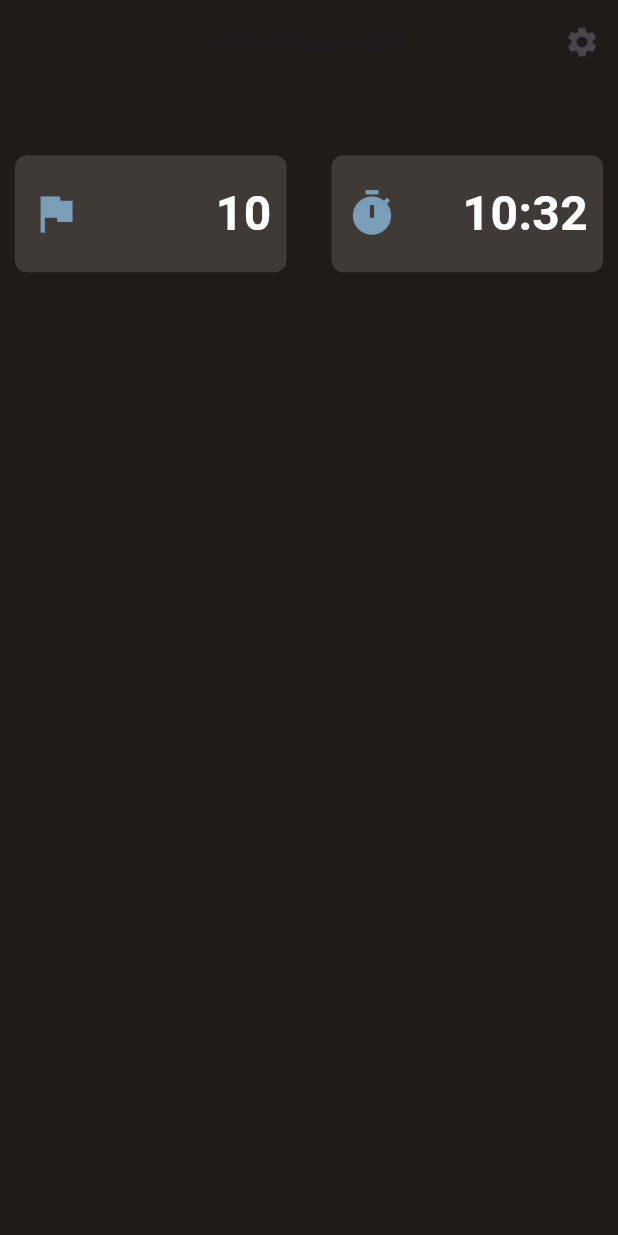
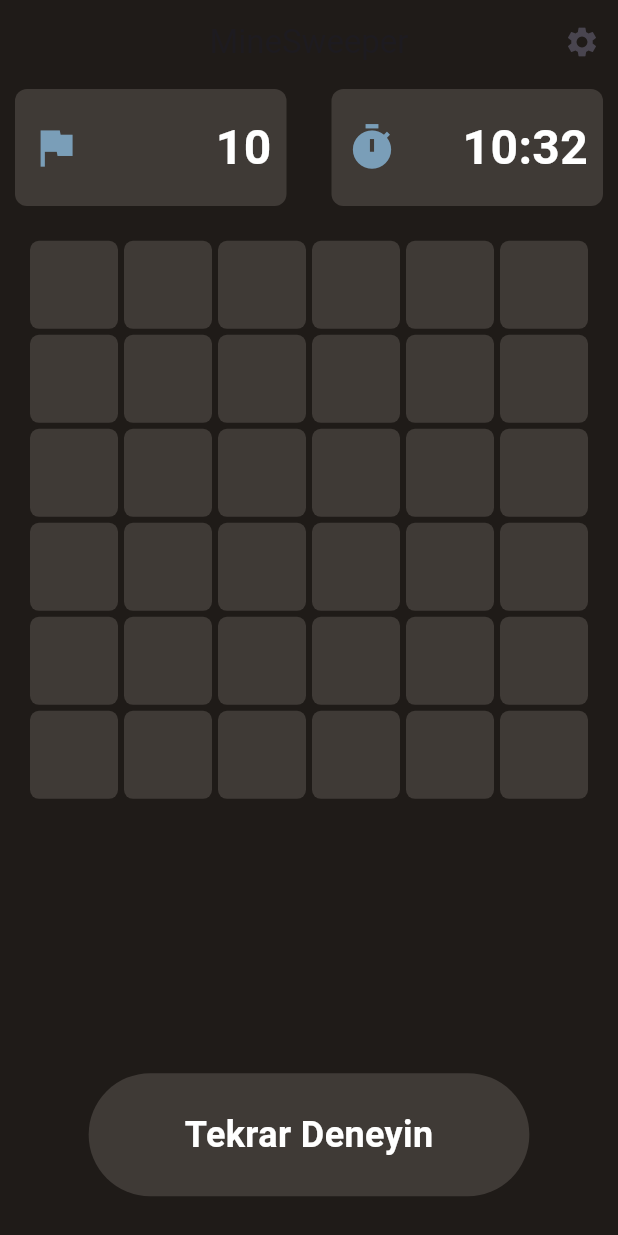
Before and after one commit to akcayyonur/MinesweeperGame, a Flutter app: the screen it shows after launch, on a phone screen of 412 x 824 dp. Run offline on Flutter 3.47's test engine with Material 3 defaults, Android fonts, the phone set to English and light mode, and no system bars.

Commit message:
emirhan yapılanlar

```diff
--- a/lib/ui/screens/main_screen.dart
+++ b/lib/ui/screens/main_screen.dart
@@ -1,4 +1,5 @@
 import 'package:flutter/material.dart';
+import 'package:miinesweeper/utils/game_helper.dart';
 import '../theme/colors.dart';
 
 class MainScreen extends StatefulWidget {
@@ -9,6 +10,15 @@ class MainScreen extends StatefulWidget {
 }
 
 class _MainScreenState extends State<MainScreen> {
+  MinesweeperGame game = MinesweeperGame();
+
+  @override
+  void initState() {
+    // TODO: implement initState
+    super.initState();
+    game.generateMap();
+  }
+
   @override
   Widget build(BuildContext context) {
 //let's store the colors in a seperate file
@@ -23,7 +33,7 @@ class _MainScreenState extends State<MainScreen> {
             IconButton(onPressed: () {}, icon: Icon(Icons.settings))
           ]), // AppBar
       body: Column(
-        mainAxisAlignment: MainAxisAlignment.spaceAround,
+        mainAxisAlignment: MainAxisAlignment.spaceEvenly,
         children: [
           Row(
             mainAxisAlignment: MainAxisAlignment.spaceAround,
@@ -31,7 +41,8 @@ class _MainScreenState extends State<MainScreen> {
               Expanded(
                 child: Container(
                     margin: EdgeInsets.symmetric(horizontal: 10.0),
-                    padding: EdgeInsets.symmetric(horizontal: 10.0, vertical: 16.0),
+                    padding:
+                        EdgeInsets.symmetric(horizontal: 10.0, vertical: 16.0),
                     decoration: BoxDecoration(
                       color: AppColor.lightPrimaryColor,
                       borderRadius: BorderRadius.circular(8.0),
@@ -55,11 +66,13 @@ class _MainScreenState extends State<MainScreen> {
                       ],
                     )),
               ),
-              SizedBox(width: 10.0), // İki konteyner arasında boşluk bırakmak için
+              SizedBox(width: 10.0),
+              // İki konteyner arasında boşluk bırakmak için
               Expanded(
                 child: Container(
                     margin: EdgeInsets.symmetric(horizontal: 10.0),
-                    padding: EdgeInsets.symmetric(horizontal: 10.0, vertical: 16.0),
+                    padding:
+                        EdgeInsets.symmetric(horizontal: 10.0, vertical: 16.0),
                     decoration: BoxDecoration(
                       color: AppColor.lightPrimaryColor,
                       borderRadius: BorderRadius.circular(8.0),
@@ -89,7 +102,81 @@ class _MainScreenState extends State<MainScreen> {
             width: double.infinity,
             height: 500.0,
             padding: EdgeInsets.all(20.0),
-          )
+            child: GridView.builder(
+                gridDelegate: SliverGridDelegateWithFixedCrossAxisCount(
+                  crossAxisCount: MinesweeperGame.row,
+                  crossAxisSpacing: 4.0,
+                  mainAxisSpacing: 4.0,
+                ),
+                itemCount: MinesweeperGame.cells,
+                itemBuilder: (BuildContext ctx, index) {
+                  Color cellColor = game.gameMap[index].reveal
+                      ? AppColor.clickedCard
+                      : AppColor.lightPrimaryColor;
+                  return GestureDetector(
+                    onTap: game.gameOver
+                        ? null
+                        : () {
+                            setState(() {
+                              game.getClickedCell(game.gameMap[index]);
+                            });
+                          },
+                    child: Container(
+                      decoration: BoxDecoration(
+                          color: cellColor,
+                          borderRadius: BorderRadius.circular(6.0)),
+                      child: Center(
+                        child: Text(
+                          game.gameMap[index].reveal
+                              ? "${game.gameMap[index].content}"
+                              : "",
+                          style: TextStyle(
+                            color: game.gameMap[index].reveal
+                                ? game.gameMap[index].content == "X"
+                                    ? Colors.red
+                                    : AppColor.letterColors[
+                                        game.gameMap[index].content]
+                                : Colors.transparent,
+                            fontSize: 20.0,
+                          ),
+                        ),
+                      ),
+                    ),
+                  );
+                }),
+          ),
+          Text(
+            game.gameOver ? "Kaybettiniz" : "",
+            style: TextStyle(
+                color: Colors.white,
+                fontWeight: FontWeight.bold,
+                fontSize: 32.0),
+          ),
+          SizedBox(
+            height: 20.0,
+          ),
+          RawMaterialButton(
+            onPressed: () {
+              setState(() {
+                game.resetGame();
+                game.gameOver = false;
+              });
+            },
+            fillColor: AppColor.lightPrimaryColor,
+            elevation: 0,
+            shape: StadiumBorder(),
+            padding: EdgeInsets.symmetric(horizontal: 64.0, vertical: 24.0),
+            child: Text(
+              "Tekrar Deneyin",
+              style: TextStyle(
+                  color: Colors.white,
+                  fontSize: 24.0,
+                  fontWeight: FontWeight.bold),
+            ),
+          ),
+          SizedBox(
+            height:20.0,
+          ),
         ],
       ),
     ); // Scaffold
```
